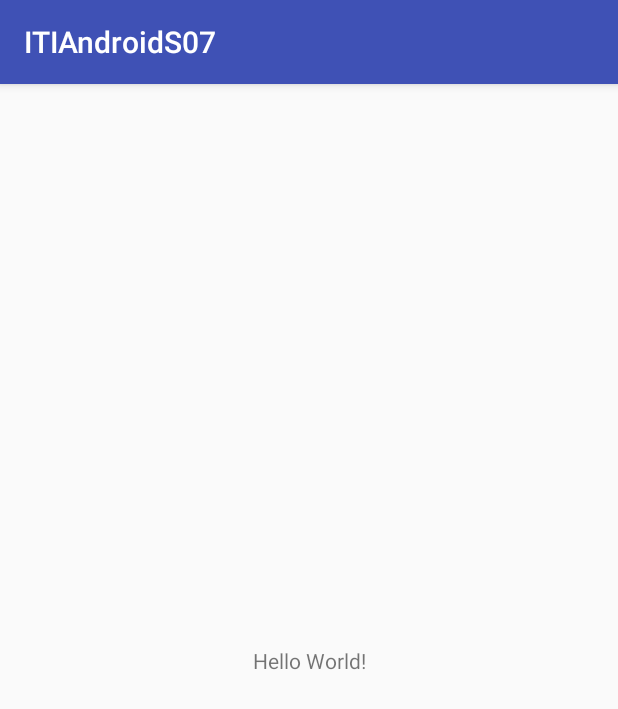
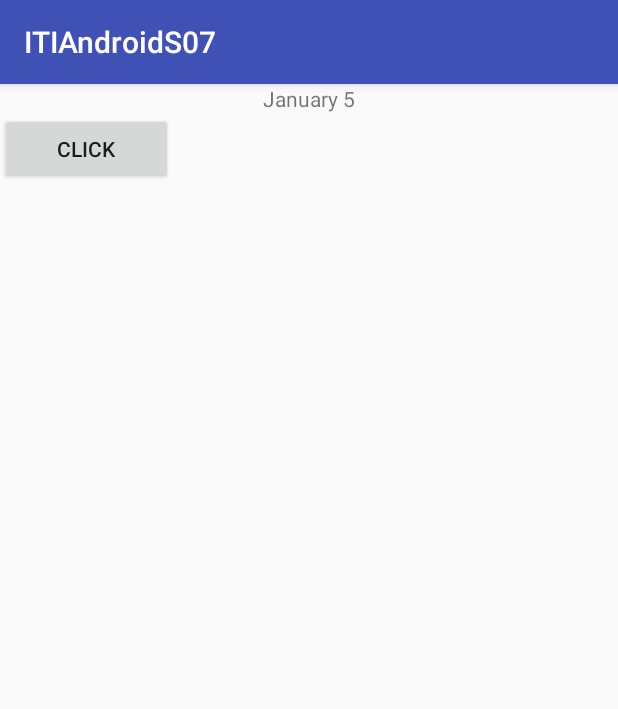
Before and after one commit to Daubiht/ITIAndroidS07, an Android app: the screen it shows after launch (MainActivity), on a phone screen of 412 x 824 dp. Shown: the top 709 px of the screen. Run offline under Robolectric (Android 15) with nearby library versions, the phone set to English and light mode, and no system bars.

Commit message:
Liste exo :
"Ajouter un élément"
"Créer un layout"
"mutualiser les valeurs"
"@runtime"
"définir des actions"

```diff
--- a/ITIAndroidS07/app/src/main/java/com/example/daubiht/itiandroids07/MainActivity.java
+++ b/ITIAndroidS07/app/src/main/java/com/example/daubiht/itiandroids07/MainActivity.java
@@ -1,7 +1,15 @@
 package com.example.daubiht.itiandroids07;
 
+import android.app.DatePickerDialog;
 import android.support.v7.app.AppCompatActivity;
 import android.os.Bundle;
+import android.text.format.DateUtils;
+import android.view.View;
+import android.widget.TextView;
+import android.widget.Toast;
+
+import java.text.DateFormat;
+import java.util.Date;
 
 public class MainActivity extends AppCompatActivity {
 
@@ -9,5 +17,16 @@ public class MainActivity extends AppCompatActivity {
     protected void onCreate(Bundle savedInstanceState) {
         super.onCreate(savedInstanceState);
         setContentView(R.layout.activity_main);
+        TextView tv_hw = (TextView)findViewById(R.id.tv_hello_world);
+        String now = DateUtils.formatDateTime(getApplicationContext(), (new Date()).getTime(), DateFormat.FULL);
+        tv_hw.setText(now);
+    }
+
+    public void Clicked(View v) {
+        Toast.makeText(getApplicationContext(),"test",Toast.LENGTH_LONG).show();
+    }
+
+    public void notification_test() {
+
     }
 }
--- /dev/null
+++ b/ITIAndroidS07/app/src/main/res/layout-land/activity_main.xml
@@ -0,0 +1,18 @@
+<?xml version="1.0" encoding="utf-8"?>
+<LinearLayout xmlns:android="http://schemas.android.com/apk/res/android"
+    android:orientation="horizontal" android:layout_width="match_parent"
+    android:layout_height="match_parent">
+    <TextView
+        android:layout_width="0dp"
+        android:layout_height="100dp"
+        android:text="@string/hello_world"
+        android:gravity="center"
+        android:layout_weight="1"
+        android:id="@+id/tv_hello_world"
+        />
+
+    <Button
+        android:layout_width="100dp"
+        android:layout_height="100dp"
+        android:onClick="Clicked" />
+</LinearLayout>
--- a/ITIAndroidS07/app/src/main/res/layout/activity_main.xml
+++ b/ITIAndroidS07/app/src/main/res/layout/activity_main.xml
@@ -1,18 +1,25 @@
 <?xml version="1.0" encoding="utf-8"?>
-<android.support.constraint.ConstraintLayout xmlns:android="http://schemas.android.com/apk/res/android"
+<LinearLayout xmlns:android="http://schemas.android.com/apk/res/android"
     xmlns:app="http://schemas.android.com/apk/res-auto"
     xmlns:tools="http://schemas.android.com/tools"
     android:layout_width="match_parent"
     android:layout_height="match_parent"
+    android:orientation="vertical"
     tools:context="com.example.daubiht.itiandroids07.MainActivity">
 
     <TextView
-        android:layout_width="wrap_content"
+        android:layout_width="match_parent"
         android:layout_height="wrap_content"
         android:text="Hello World!"
-        app:layout_constraintBottom_toBottomOf="parent"
-        app:layout_constraintLeft_toLeftOf="parent"
-        app:layout_constraintRight_toRightOf="parent"
-        app:layout_constraintTop_toTopOf="parent" />
+        android:gravity="center"
+        android:id="@+id/tv_hello_world"
+        />
 
-</android.support.constraint.ConstraintLayout>
+    <Button
+        android:id="@+id/button2"
+        android:layout_width="115dp"
+        android:layout_height="wrap_content"
+        android:text="@string/button_text"
+        android:onClick="Clicked" />
+
+</LinearLayout>
--- /dev/null
+++ b/ITIAndroidS07/app/src/main/res/layout/blbl.xml
@@ -0,0 +1,6 @@
+<?xml version="1.0" encoding="utf-8"?>
+<android.support.constraint.ConstraintLayout
+    xmlns:android="http://schemas.android.com/apk/res/android" android:layout_width="match_parent"
+    android:layout_height="match_parent">
+
+</android.support.constraint.ConstraintLayout>
--- a/ITIAndroidS07/app/src/main/res/values/strings.xml
+++ b/ITIAndroidS07/app/src/main/res/values/strings.xml
@@ -1,3 +1,4 @@
 <resources>
     <string name="app_name">ITIAndroidS07</string>
+    <string name="button_text">Click</string>
 </resources>
```
Also changed, not shown: 1 other file.
